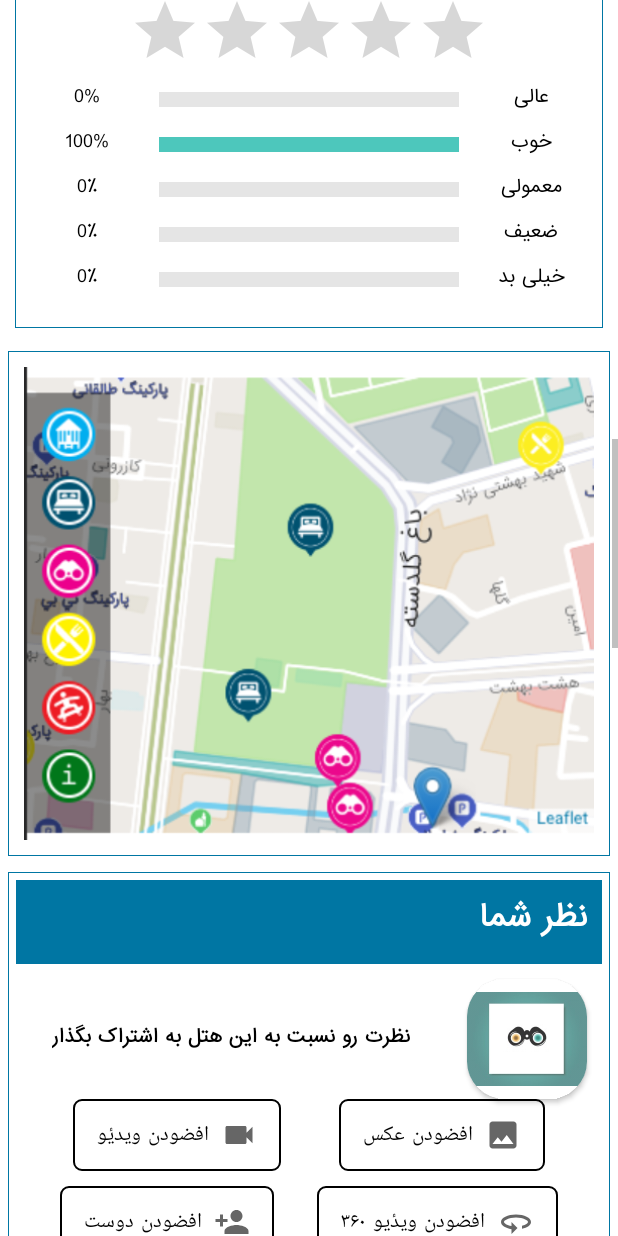
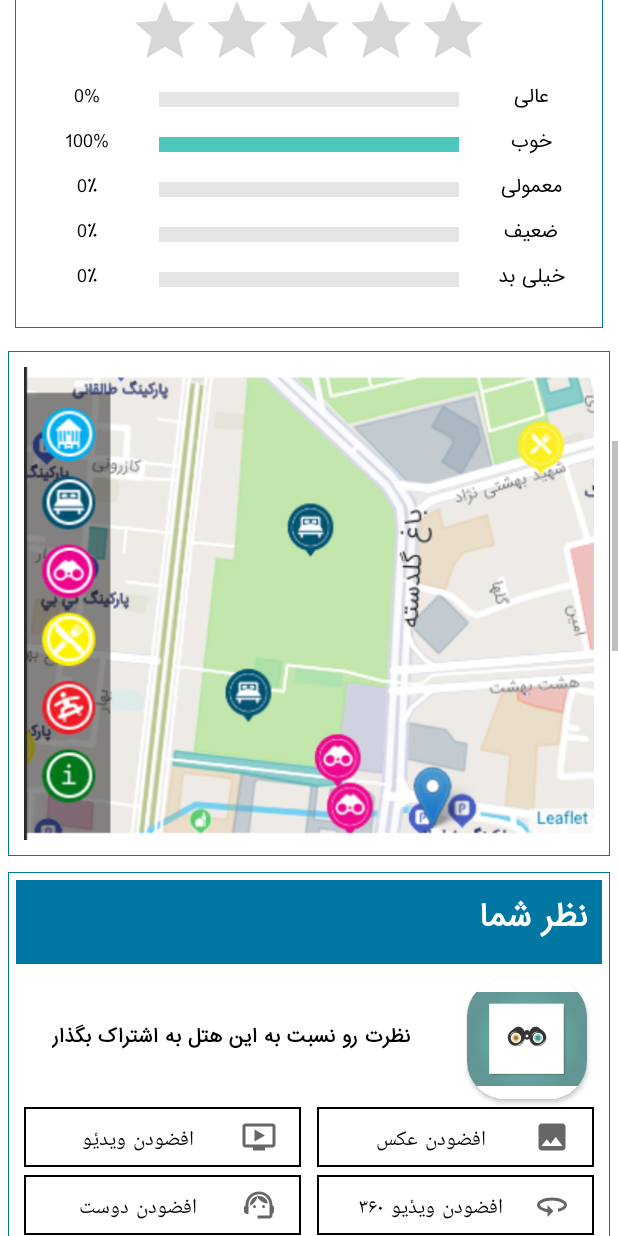
Before and after one commit to seyed-sabbagh/HotelAbbasi_koochita, an Android app: the screen it shows after launch (MainActivity), scrolled down 1730 dp, on a phone screen of 412 x 824 dp. Run offline under Robolectric (Android 15) with nearby library versions, the phone set to English and light mode, and no system bars; our stand-ins replace Picasso; libraries missing offline, so code that uses them is left out: com.denzcoskun.imageslider, com.flaviofaria.kenburnsview; pictures from the network do not load; 16 statements that could not run were skipped.

Commit message:
edit2 activity_main.xml

```diff
--- /dev/null
+++ b/app/src/main/res/drawable-v24/transparent_bg_normal.xml
@@ -0,0 +1,14 @@
+<?xml version="1.0" encoding="utf-8"?>
+<selector xmlns:android="http://schemas.android.com/apk/res/android">
+    <item>
+        <shape android:shape="rectangle">
+            <!-- background -->
+            <solid android:color="@android:color/transparent" />
+            <!-- border -->
+            <stroke android:width="1dp" android:color="@android:color/holo_blue_light" />
+
+            <!-- corner roundness -->
+            <corners android:radius="0dp" />
+        </shape>
+    </item>
+</selector>
--- /dev/null
+++ b/app/src/main/res/drawable/ic_baseline_ondemand_video_24.xml
@@ -0,0 +1,10 @@
+<vector xmlns:android="http://schemas.android.com/apk/res/android"
+    android:width="24dp"
+    android:height="24dp"
+    android:viewportWidth="24"
+    android:viewportHeight="24"
+    android:tint="?attr/colorControlNormal">
+  <path
+      android:fillColor="@android:color/white"
+      android:pathData="M21,3L3,3c-1.11,0 -2,0.89 -2,2v12c0,1.1 0.89,2 2,2h5v2h8v-2h5c1.1,0 1.99,-0.9 1.99,-2L23,5c0,-1.11 -0.9,-2 -2,-2zM21,17L3,17L3,5h18v12zM16,11l-7,4L9,7z"/>
+</vector>
--- /dev/null
+++ b/app/src/main/res/drawable/ic_baseline_support_agent_24.xml
@@ -0,0 +1,19 @@
+<vector xmlns:android="http://schemas.android.com/apk/res/android"
+    android:width="24dp"
+    android:height="24dp"
+    android:viewportWidth="24"
+    android:viewportHeight="24"
+    android:tint="?attr/colorControlNormal">
+  <path
+      android:fillColor="@android:color/white"
+      android:pathData="M21,12.22C21,6.73 16.74,3 12,3c-4.69,0 -9,3.65 -9,9.28C2.4,12.62 2,13.26 2,14v2c0,1.1 0.9,2 2,2h1v-6.1c0,-3.87 3.13,-7 7,-7s7,3.13 7,7V19h-8v2h8c1.1,0 2,-0.9 2,-2v-1.22c0.59,-0.31 1,-0.92 1,-1.64v-2.3C22,13.14 21.59,12.53 21,12.22z"/>
+  <path
+      android:fillColor="@android:color/white"
+      android:pathData="M9,13m-1,0a1,1 0,1 1,2 0a1,1 0,1 1,-2 0"/>
+  <path
+      android:fillColor="@android:color/white"
+      android:pathData="M15,13m-1,0a1,1 0,1 1,2 0a1,1 0,1 1,-2 0"/>
+  <path
+      android:fillColor="@android:color/white"
+      android:pathData="M18,11.03C17.52,8.18 15.04,6 12.05,6c-3.03,0 -6.29,2.51 -6.03,6.45c2.47,-1.01 4.33,-3.21 4.86,-5.89C12.19,9.19 14.88,11 18,11.03z"/>
+</vector>
--- a/app/src/main/res/layout/activity_main.xml
+++ b/app/src/main/res/layout/activity_main.xml
@@ -8,9 +8,9 @@
     tools:context=".MainActivity">
 
     <LinearLayout
-        android:backgroundTint="@color/black"
         android:layout_width="match_parent"
         android:layout_height="wrap_content"
+        android:backgroundTint="@color/black"
         android:orientation="vertical">
 
         <include
--- a/app/src/main/res/layout/info_hotel.xml
+++ b/app/src/main/res/layout/info_hotel.xml
@@ -3,8 +3,8 @@
     xmlns:app="http://schemas.android.com/apk/res-auto"
     xmlns:tools="http://schemas.android.com/tools"
     android:layout_width="match_parent"
-    android:background="@drawable/transparent_bg_bordered_bacgraond_activity"
-    android:layout_height="wrap_content">
+    android:layout_height="wrap_content"
+    android:background="@drawable/transparent_bg_bordered_bacgraond_activity">
 
 
     <TextView
@@ -72,23 +72,21 @@
         android:id="@+id/imageView3"
         android:layout_width="25dp"
         android:layout_height="25dp"
-        android:layout_marginEnd="5dp"
-        android:layout_marginBottom="5dp"
+        android:layout_marginTop="10dp"
         android:src="@drawable/phone"
-        app:layout_constraintBottom_toBottomOf="parent"
-        app:layout_constraintEnd_toStartOf="@+id/textView3"
-        app:layout_constraintTop_toTopOf="@+id/textView3" />
+        app:layout_constraintEnd_toEndOf="@+id/imageView2"
+        app:layout_constraintTop_toBottomOf="@+id/imageView2" />
+
 
     <ImageView
         android:id="@+id/imageView5"
         android:layout_width="25dp"
         android:layout_height="25dp"
-        android:layout_marginEnd="16dp"
+        android:layout_marginEnd="20dp"
         android:src="@drawable/lcd"
-        app:layout_constraintBottom_toBottomOf="@+id/imageView3"
-        app:layout_constraintEnd_toStartOf="@+id/imageView3"
-        app:layout_constraintTop_toTopOf="@+id/imageView3" />
-
+        app:layout_constraintBottom_toBottomOf="@+id/textView3"
+        app:layout_constraintEnd_toStartOf="@+id/textView3"
+        app:layout_constraintTop_toTopOf="@+id/textView3" />
 
     <androidx.cardview.widget.CardView
         android:id="@+id/imageView6"
@@ -189,18 +187,19 @@
         app:layout_constraintEnd_toStartOf="@+id/imageView5"
         app:layout_constraintTop_toTopOf="@+id/imageView5" />
 
+
     <TextView
         android:id="@+id/textView3"
         android:layout_width="wrap_content"
         android:layout_height="wrap_content"
-        android:layout_marginTop="10dp"
+        android:layout_marginEnd="10dp"
         android:fontFamily="@font/iransans"
         android:text=" 03132226010 "
         android:textColor="@android:color/darker_gray"
         android:textSize="12sp"
-        app:layout_constraintEnd_toEndOf="@+id/imageView2"
-        app:layout_constraintTop_toBottomOf="@+id/imageView2" />
-
+        app:layout_constraintBottom_toBottomOf="@+id/imageView3"
+        app:layout_constraintEnd_toStartOf="@+id/imageView3"
+        app:layout_constraintTop_toTopOf="@+id/imageView3" />
 
     <TextView
         android:id="@+id/textView4"
--- a/app/src/main/res/layout/nazar_shoma_mainactivity.xml
+++ b/app/src/main/res/layout/nazar_shoma_mainactivity.xml
@@ -1,14 +1,15 @@
 <?xml version="1.0" encoding="utf-8"?>
 <androidx.constraintlayout.widget.ConstraintLayout xmlns:android="http://schemas.android.com/apk/res/android"
     xmlns:app="http://schemas.android.com/apk/res-auto"
+    xmlns:tools="http://schemas.android.com/tools"
     android:layout_width="match_parent"
+    android:layout_height="wrap_content"
+    android:layout_margin="5dp"
     android:background="@drawable/transparent_bg_bordered_bacgraond_activity"
-    android:layout_margin="5dp"
-    android:paddingBottom="15dp"
-    android:paddingEnd="5dp"
     android:paddingStart="5dp"
     android:paddingTop="5dp"
-    android:layout_height="wrap_content">
+    android:paddingEnd="5dp"
+    android:paddingBottom="15dp">
 
     <View
         android:id="@+id/view"
@@ -69,68 +70,70 @@
         app:layout_constraintStart_toStartOf="parent"
         app:layout_constraintTop_toTopOf="@+id/viesws" />
 
-    <com.google.android.material.button.MaterialButton
+    <Button
         android:id="@+id/materialButton"
-        android:layout_width="wrap_content"
-        app:backgroundTint="@color/black"
-        android:background="@drawable/transparent_bg_bordered"
-        android:layout_height="wrap_content"
+        android:layout_width="0dp"
+        android:layout_height="40dp"
+        android:layout_margin="5dp"
+        android:background="@drawable/transparent_bg_normal"
         android:backgroundTint="@color/white"
-        android:drawableRight="@drawable/ic_video"
+        android:drawableRight="@drawable/ic_baseline_ondemand_video_24"
         android:text="افضودن ویدیٔو"
         android:textColor="@color/black"
-        app:cornerRadius="20dp"
+        app:backgroundTint="@color/black"
         app:layout_constraintEnd_toStartOf="@+id/materialButton2"
         app:layout_constraintStart_toStartOf="parent"
         app:layout_constraintTop_toBottomOf="@+id/viesws" />
 
     <com.google.android.material.button.MaterialButton
         android:id="@+id/materialButton2"
-        android:layout_width="wrap_content"
-        android:layout_height="wrap_content"
-        app:backgroundTint="@color/black"
-        android:background="@drawable/transparent_bg_bordered"
+        android:layout_width="0dp"
+        android:layout_height="40dp"
+        android:layout_margin="5dp"
+        android:background="@drawable/transparent_bg_normal"
         android:backgroundTint="@android:color/white"
         android:drawableEnd="@drawable/ic_image"
         android:text="افضودن عکس"
         android:textColor="@color/black"
+        app:backgroundTint="@color/black"
         app:cornerRadius="20dp"
-        app:layout_constraintBottom_toBottomOf="@+id/materialButton"
         app:layout_constraintEnd_toEndOf="parent"
         app:layout_constraintStart_toEndOf="@+id/materialButton"
-        app:layout_constraintTop_toTopOf="@+id/materialButton" />
+        app:layout_constraintTop_toBottomOf="@+id/viesws" />
 
     <com.google.android.material.button.MaterialButton
+        android:layout_margin="5dp"
         android:id="@+id/materialButton3"
-        android:layout_width="wrap_content"
-        android:layout_height="wrap_content"
+        android:layout_width="0dp"
+        android:layout_height="40dp"
         android:layout_marginTop="10dp"
+        android:background="@drawable/transparent_bg_normal"
         android:backgroundTint="@android:color/white"
         android:drawableRight="@drawable/ic_baseline_360_24"
         android:text="افضودن ویدٔیو ۳۶۰"
         android:textColor="@color/black"
         app:backgroundTint="@color/black"
-        android:background="@drawable/transparent_bg_bordered"
         app:cornerRadius="20dp"
         app:layout_constraintEnd_toEndOf="parent"
         app:layout_constraintStart_toEndOf="@+id/materialButton4"
         app:layout_constraintTop_toBottomOf="@+id/materialButton2" />
 
     <com.google.android.material.button.MaterialButton
-        app:backgroundTint="@color/black"
-        android:background="@drawable/transparent_bg_bordered"
         android:id="@+id/materialButton4"
-        android:layout_width="wrap_content"
-        android:layout_height="wrap_content"
+        android:layout_margin="5dp"
+        android:layout_width="0dp"
+        android:layout_height="40dp"
+        android:layout_marginTop="10dp"
+        android:background="@drawable/transparent_bg_normal"
         android:backgroundTint="@android:color/white"
-        android:drawableRight="@drawable/ic_baseline_person_add_24"
+        android:drawableRight="@drawable/ic_baseline_support_agent_24"
         android:text="افضودن دوست"
         android:textColor="@color/black"
+        app:backgroundTint="@color/black"
         app:cornerRadius="20dp"
-        app:layout_constraintBottom_toBottomOf="@+id/materialButton3"
         app:layout_constraintEnd_toStartOf="@+id/materialButton3"
         app:layout_constraintStart_toStartOf="parent"
-        app:layout_constraintTop_toTopOf="@+id/materialButton3" />
+        app:layout_constraintTop_toBottomOf="@+id/materialButton" />
 
 
 </androidx.constraintlayout.widget.ConstraintLayout>
--- a/app/src/main/res/layout/porsesh_va_pasokh_mainactivity.xml
+++ b/app/src/main/res/layout/porsesh_va_pasokh_mainactivity.xml
@@ -4,7 +4,7 @@
     android:background="@drawable/transparent_bg_bordered_bacgraond_activity"
     xmlns:tools="http://schemas.android.com/tools"
     android:layout_width="match_parent"
-    android:padding="10dp"
+    android:paddingBottom="20dp"
     android:layout_height="wrap_content">
 
 
```
Lines whose indentation alone changed are shown as unchanged.
